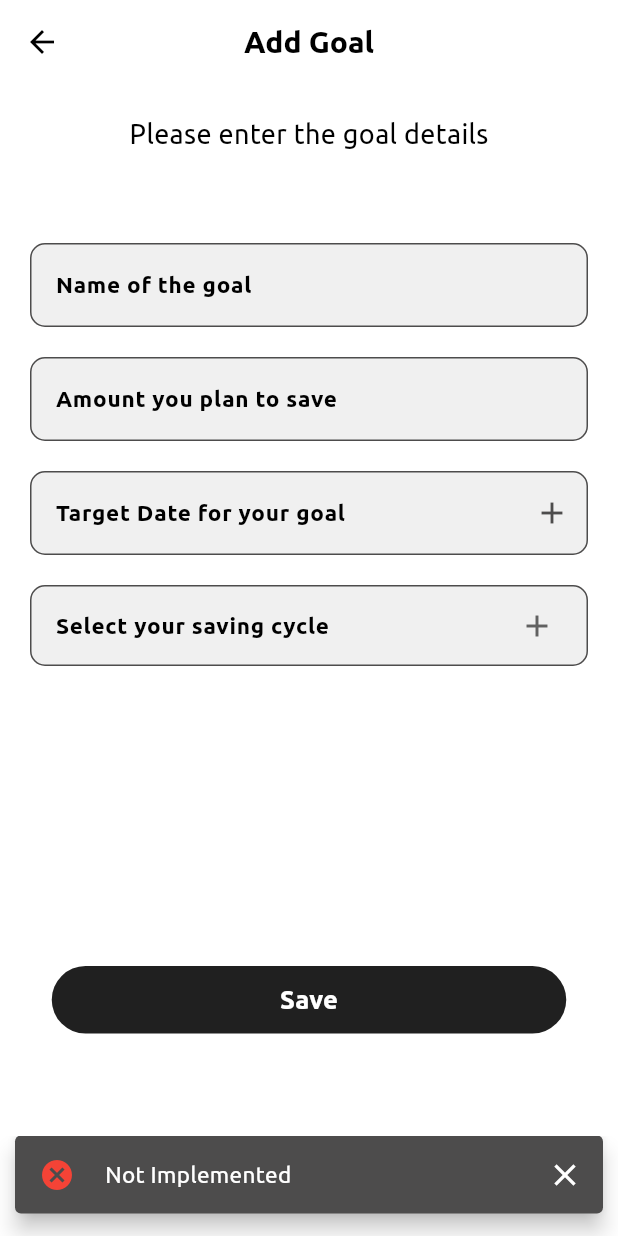
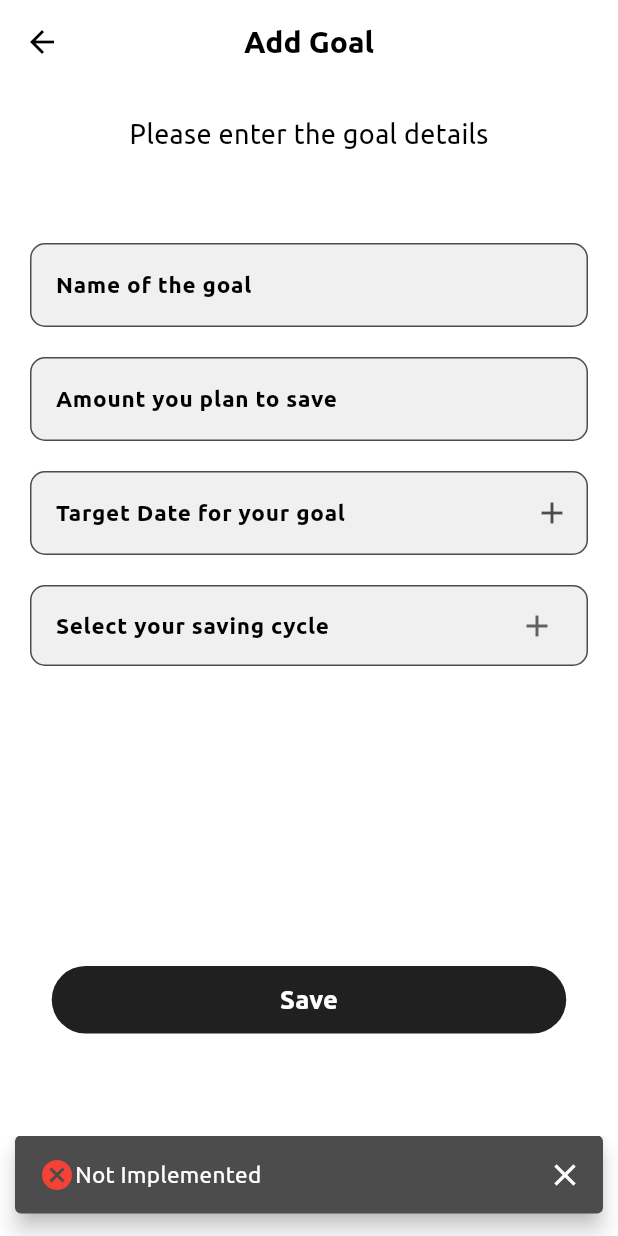
Before and after one commit to top2429/Finance-App, a Flutter app: the CreateNewGoalScreen screen opened directly, after a tap on "Save", on a phone screen of 412 x 824 dp. Run offline on Flutter 3.47's test engine with Material 3 defaults, Android fonts, the phone set to English and light mode, and no system bars; our stand-ins replace buttons_tabbar, cloud_firestore, firebase_auth, firebase_core, fl_chart, flutter_otp_text_field and 3 more; missing offline and left inert: flutterwave_standard, pin_plus_keyboard; accounts and stored records are empty; project files that could hold a hidden picture were left out.

Commit message:
fix: Some features is updated.

```diff
--- a/lib/commonWidgets/customSnackBar.dart
+++ b/lib/commonWidgets/customSnackBar.dart
@@ -17,9 +17,6 @@ class CustomSnackBar {
                     color: Colors.red,
                   )
                 : const Icon(Icons.done, color: Colors.green),
-            const SizedBox(
-              width: 20,
-            ),
             SizedBox(
                 width: 260,
                 child: Text(
```
